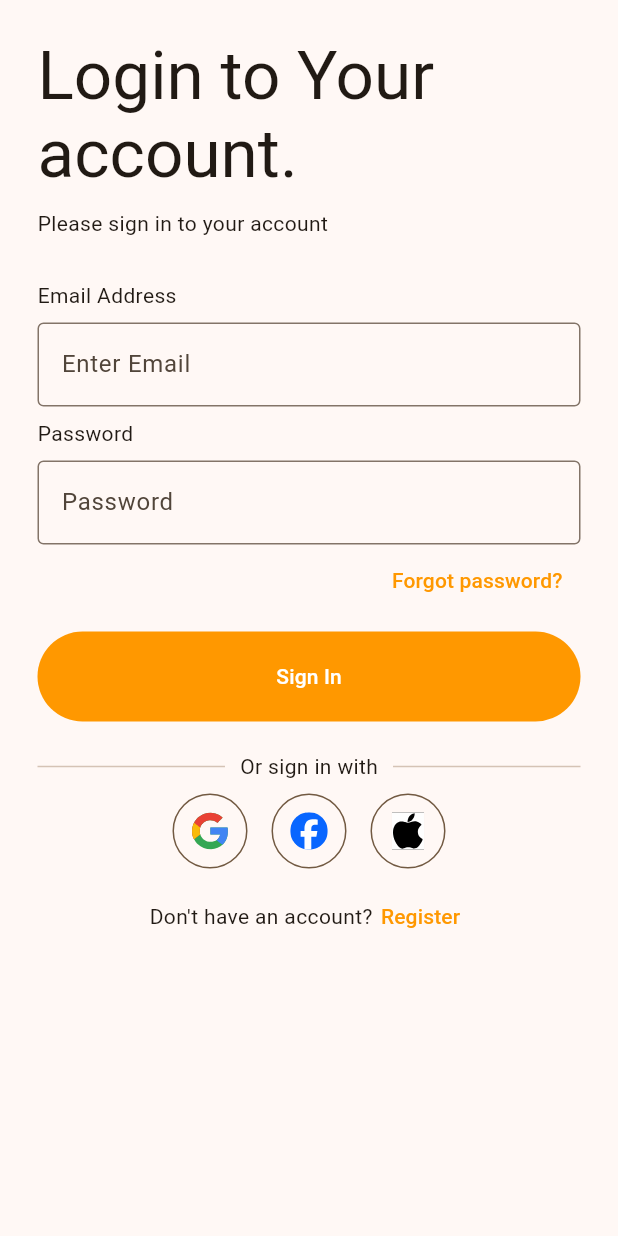
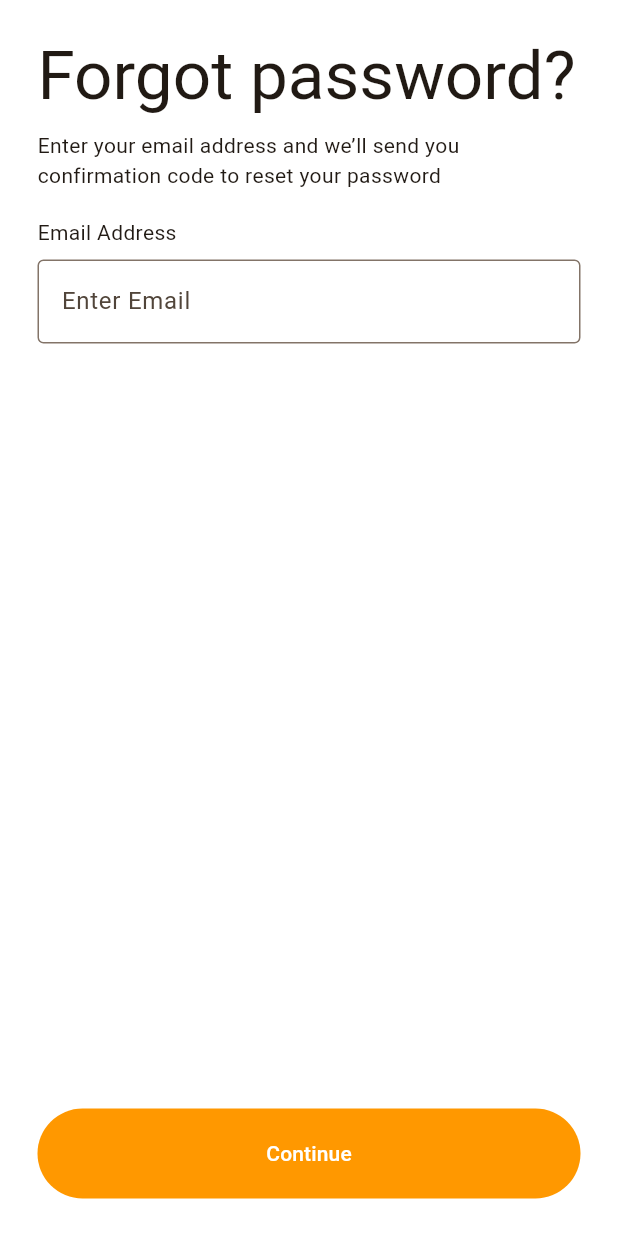
Before and after one commit to alpha-sow/fooddelivery, a Flutter app: the LoginEmailView screen opened by its route, after a tap on "Forgot password?", on a phone screen of 412 x 824 dp. Run offline on Flutter 3.47's test engine with Material 3 defaults, Android fonts, the phone set to English and light mode, and no system bars; our stand-ins replace auto_route, flutter_svg, vector_graphics.

Commit message:
feat: forgot password

```diff
--- a/lib/login/view/login_create_view.dart
+++ b/lib/login/view/login_create_view.dart
@@ -20,20 +20,10 @@ class LoginCreateView extends StatelessWidget {
                 child: Column(
                   crossAxisAlignment: CrossAxisAlignment.start,
                   children: [
-                    Column(
-                      crossAxisAlignment: CrossAxisAlignment.start,
-                      children: [
-                        Text(
-                          'Login to Your account.',
-                          style: Theme.of(context).textTheme.displayMedium,
-                        ),
-                        const Padding(
-                          padding: EdgeInsets.symmetric(vertical: 10.0),
-                          child: Text(
-                            'Create an account to start looking for the food you like',
-                          ),
-                        ),
-                      ],
+                    const LoginHeader(
+                      title: 'Login to Your account.',
+                      subTitle:
+                          'Create an account to start looking for the food you like',
                     ),
                     Padding(
                       padding: const EdgeInsets.symmetric(vertical: 10.0),
--- a/lib/login/view/login_email_view.dart
+++ b/lib/login/view/login_email_view.dart
@@ -20,18 +20,9 @@ class LoginEmailView extends StatelessWidget {
                 child: Column(
                   crossAxisAlignment: CrossAxisAlignment.start,
                   children: [
-                    Column(
-                      crossAxisAlignment: CrossAxisAlignment.start,
-                      children: [
-                        Text(
-                          'Login to Your account.',
-                          style: Theme.of(context).textTheme.displayMedium,
-                        ),
-                        const Padding(
-                          padding: EdgeInsets.symmetric(vertical: 10.0),
-                          child: Text('Please sign in to your account'),
-                        ),
-                      ],
+                    const LoginHeader(
+                      title: 'Login to Your account.',
+                      subTitle: 'Please sign in to your account',
                     ),
                     Padding(
                       padding: const EdgeInsets.symmetric(vertical: 10.0),
@@ -49,7 +40,10 @@ class LoginEmailView extends StatelessWidget {
                             mainAxisAlignment: MainAxisAlignment.end,
                             children: [
                               TextButton(
-                                onPressed: () {},
+                                onPressed: () {
+                                  context.router
+                                      .replace(const LoginForgotPasswordView());
+                                },
                                 child: const Text('Forgot password?'),
                               ),
                             ],
--- /dev/null
+++ b/lib/login/view/login_forgot_password_view.dart
@@ -0,0 +1,44 @@
+import 'package:auto_route/auto_route.dart';
+import 'package:flutter/material.dart';
+import 'package:fooddelivery/login/view/widgets/widgets.dart';
+
+@RoutePage()
+class LoginForgotPasswordView extends StatelessWidget {
+  const LoginForgotPasswordView({super.key});
+
+  @override
+  Widget build(BuildContext context) {
+    return GestureDetector(
+      onTap: FocusScope.of(context).unfocus,
+      child: Scaffold(
+        body: const SafeArea(
+          child: Padding(
+            padding: EdgeInsets.all(25.0),
+            child: Column(
+              children: [
+                LoginHeader(
+                  title: 'Forgot password?',
+                  subTitle: 'Enter your email address and we’ll send you '
+                      'confirmation code to reset your password',
+                ),
+                LoginTextField(
+                  label: 'Email Address',
+                  hintText: 'Enter Email',
+                ),
+              ],
+            ),
+          ),
+        ),
+        bottomSheet: Container(
+          color: Colors.white,
+          child: const Padding(
+            padding: EdgeInsets.all(25.0),
+            child: LoginButton(
+              label: 'Continue',
+            ),
+          ),
+        ),
+      ),
+    );
+  }
+}
--- /dev/null
+++ b/lib/login/view/widgets/login_header.dart
@@ -0,0 +1,31 @@
+import 'package:flutter/material.dart';
+
+class LoginHeader extends StatelessWidget {
+  const LoginHeader({
+    super.key,
+    required this.title,
+    required this.subTitle,
+  });
+
+  final String title;
+  final String subTitle;
+
+  @override
+  Widget build(BuildContext context) {
+    return Column(
+      crossAxisAlignment: CrossAxisAlignment.start,
+      children: [
+        Text(
+          title,
+          style: Theme.of(context).textTheme.displayMedium,
+        ),
+        Padding(
+          padding: const EdgeInsets.symmetric(vertical: 10.0),
+          child: Text(
+            subTitle,
+          ),
+        ),
+      ],
+    );
+  }
+}
--- a/lib/login/view/widgets/widgets.dart
+++ b/lib/login/view/widgets/widgets.dart
@@ -1,5 +1,6 @@
 export 'login_button.dart';
 export 'login_divider.dart';
+export 'login_header.dart';
 export 'login_icon_button.dart';
 export 'login_sing_in_width.dart';
 export 'login_text_field.dart';
--- a/lib/router/app_router.dart
+++ b/lib/router/app_router.dart
@@ -43,6 +43,11 @@ class AppRouter extends RootStackRouter {
               page: LoginCreateView.page,
               type: const RouteType.custom(),
             ),
+            AutoRoute(
+              path: 'password',
+              page: LoginForgotPasswordView.page,
+              type: const RouteType.custom(),
+            ),
           ],
         ),
       ];
--- a/lib/theme.dart
+++ b/lib/theme.dart
@@ -5,5 +5,6 @@ final theme = ThemeData(
     seedColor: Colors.orange,
     primary: Colors.orange,
   ),
+  scaffoldBackgroundColor: Colors.white,
   useMaterial3: true,
 );
```
Also changed, not shown: lib/router/app_router.gr.dart.
